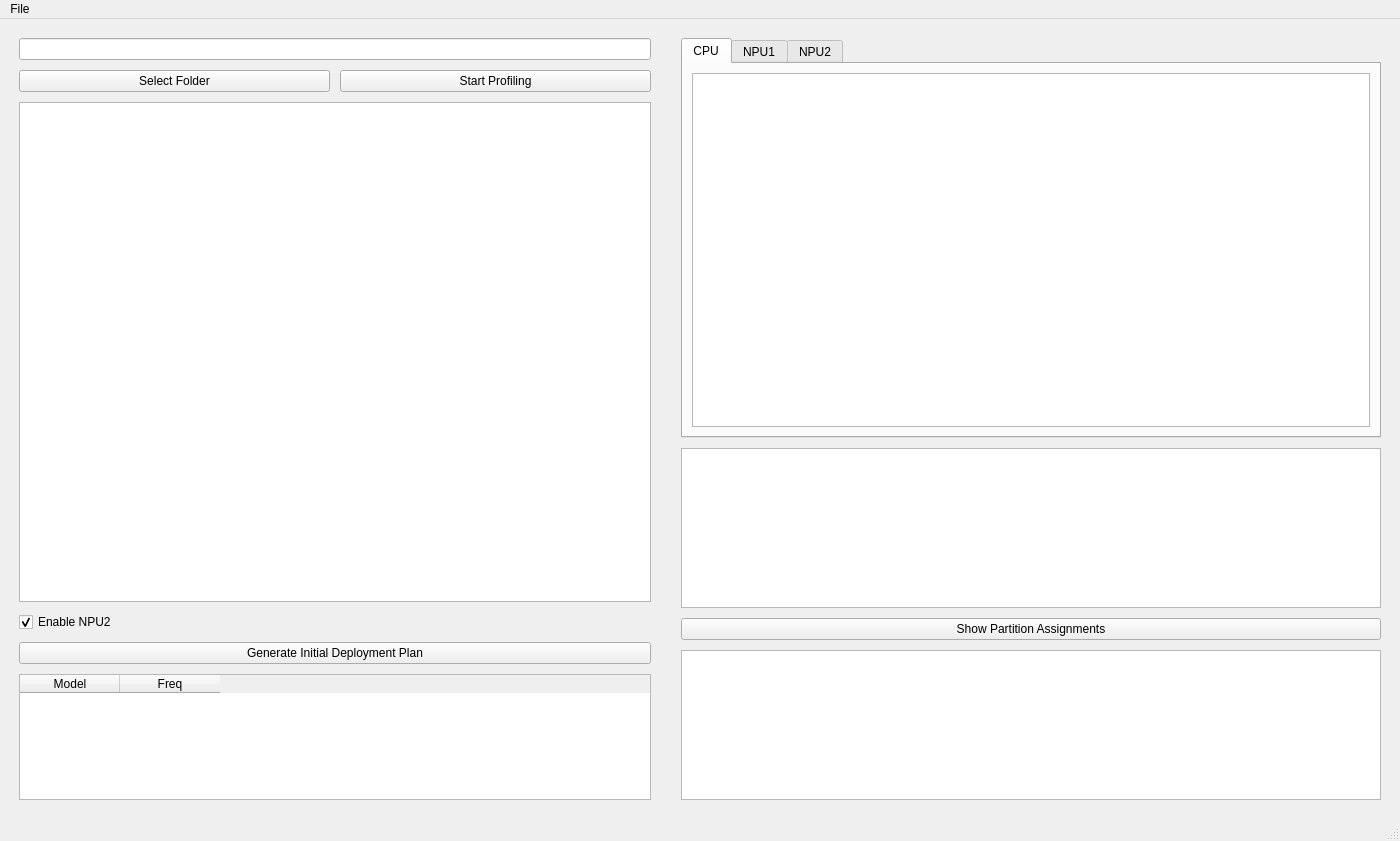
The window that onnx_profiler_display.ui (misunyu/multimodel-scheduling) describes before a commit, drawn with Qt 5.
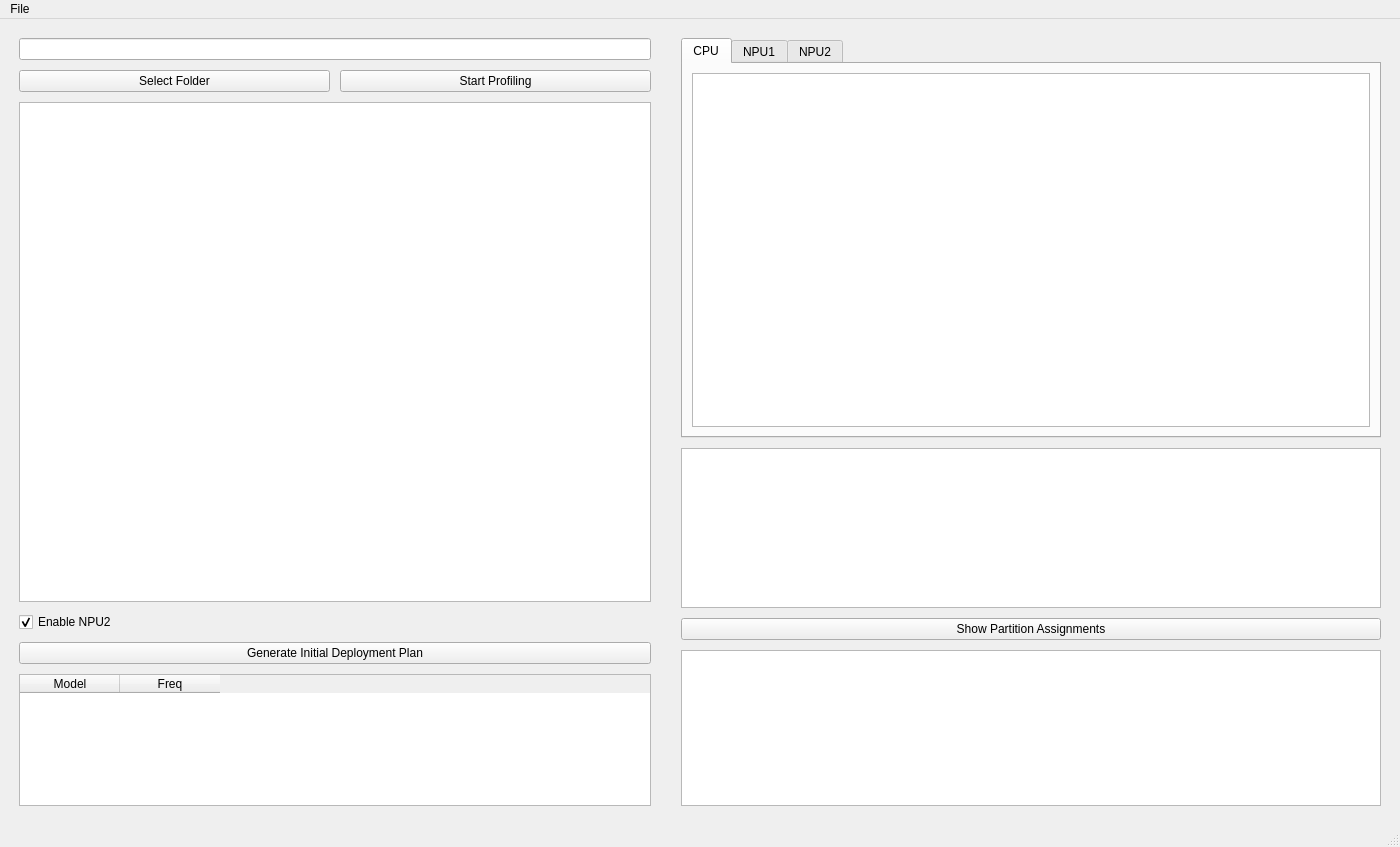
The same window after the commit.

Commit message: Enhance ONNX Profiler: add profiling data storage for deployment highlighting, implement model frequency table, refine profiling logic with device-specific load balancing, and update UI for improved usability.

Diff of the .ui file:
```diff
--- a/onnx_profiler_display.ui
+++ b/onnx_profiler_display.ui
@@ -3,7 +3,12 @@
  <class>ONNXProfiler</class>
  <widget class="QMainWindow" name="ONNXProfiler">
   <property name="geometry">
-   <rect><x>0</x><y>0</y><width>1400</width><height>800</height></rect>
+   <rect>
+    <x>0</x>
+    <y>0</y>
+    <width>1400</width>
+    <height>847</height>
+   </rect>
   </property>
   <property name="windowTitle">
    <string>MPOpt: Optimized Multi-Model Deployment</string>
@@ -13,7 +18,6 @@
     <property name="spacing"><number>10</number></property>
 
     <item>
-     <widget class="QWidget" name="left_panel">
       <layout class="QVBoxLayout" name="leftLayout">
        <property name="spacing"><number>10</number></property>
        <property name="leftMargin"><number>10</number></property>
@@ -60,26 +64,40 @@
        <!-- 모델 요청 빈도 테이블 -->
        <item>
         <widget class="QTableWidget" name="model_freq_table">
+        <property name="sizePolicy">
+         <sizepolicy hsizetype="Expanding" vsizetype="Preferred">
+          <horstretch>1</horstretch>
+          <verstretch>0</verstretch>
+         </sizepolicy>
+        </property>
          <property name="minimumSize">
-          <size><width>200</width><height>50</height></size>
-         </property>
-         <property name="columnCount"><number>2</number></property>
-         <property name="rowCount"><number>0</number></property>
+         <size>
+          <width>0</width>
+          <height>50</height>
+         </size>
+        </property>
+        <property name="rowCount">
+         <number>0</number>
+        </property>
+        <property name="columnCount">
+         <number>2</number>
+        </property>
+        <attribute name="horizontalHeaderVisible">
+         <bool>true</bool>
+        </attribute>
          <column>
           <property name="text"><string>Model</string></property>
          </column>
          <column>
-          <property name="text"><string>Freq</string></property>
-         </column>
-         <attribute name="horizontalHeaderVisible"><bool>true</bool></attribute>
+         <property name="text">
+          <string>Freq</string>
+         </property>
+        </column>
         </widget>
        </item>
       </layout>
-     </widget>
     </item>
-
     <item>
-     <widget class="QWidget" name="right_panel">
       <layout class="QVBoxLayout" name="rightLayout">
        <property name="spacing"><number>10</number></property>
        <property name="leftMargin"><number>10</number></property>
@@ -133,7 +151,6 @@
         </widget>
        </item>
       </layout>
-     </widget>
     </item>
    </layout>
   </widget>
```
Left out of the diff: 194 changed lines with no effect on the pictures. Lines whose indentation alone changed are shown as unchanged. The commit also changes 1 other file.
